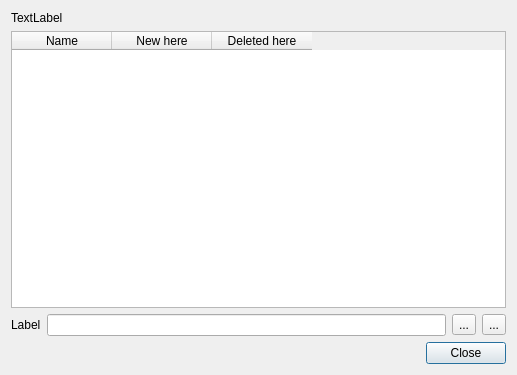
KoalaBR/spotlight, file managetags.ui: the form before one commit.
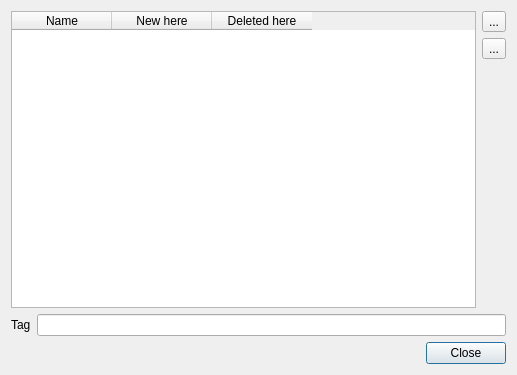
The form after the commit. Icons and pictures are not drawn.

The edit to the form file:
```diff
--- a/managetags.ui
+++ b/managetags.ui
@@ -13,18 +13,69 @@
   <property name="windowTitle">
    <string>Dialog</string>
   </property>
-  <layout class="QGridLayout" name="gridLayout">
+  <layout class="QGridLayout" name="gridLayout_2">
    <item row="0" column="0">
-    <layout class="QVBoxLayout" name="verticalLayout">
-     <item>
-      <widget class="QLabel" name="label">
-       <property name="text">
-        <string>TextLabel</string>
-       </property>
-      </widget>
-     </item>
-     <item>
+    <layout class="QGridLayout" name="gridLayout">
+     <item row="0" column="0" rowspan="2">
       <widget class="QTableWidget" name="tbwTags">
+       <property name="palette">
+        <palette>
+         <active>
+          <colorrole role="Highlight">
+           <brush brushstyle="SolidPattern">
+            <color alpha="255">
+             <red>0</red>
+             <green>120</green>
+             <blue>215</blue>
+            </color>
+           </brush>
+          </colorrole>
+         </active>
+         <inactive>
+          <colorrole role="Highlight">
+           <brush brushstyle="SolidPattern">
+            <color alpha="255">
+             <red>0</red>
+             <green>120</green>
+             <blue>215</blue>
+            </color>
+           </brush>
+          </colorrole>
+         </inactive>
+         <disabled>
+          <colorrole role="Highlight">
+           <brush brushstyle="SolidPattern">
+            <color alpha="255">
+             <red>0</red>
+             <green>120</green>
+             <blue>215</blue>
+            </color>
+           </brush>
+          </colorrole>
+         </disabled>
+        </palette>
+       </property>
+       <property name="editTriggers">
+        <set>QAbstractItemView::NoEditTriggers</set>
+       </property>
+       <property name="showDropIndicator" stdset="0">
+        <bool>false</bool>
+       </property>
+       <property name="alternatingRowColors">
+        <bool>true</bool>
+       </property>
+       <property name="selectionMode">
+        <enum>QAbstractItemView::SingleSelection</enum>
+       </property>
+       <property name="selectionBehavior">
+        <enum>QAbstractItemView::SelectRows</enum>
+       </property>
+       <attribute name="horizontalHeaderVisible">
+        <bool>true</bool>
+       </attribute>
+       <attribute name="verticalHeaderVisible">
+        <bool>false</bool>
+       </attribute>
        <column>
         <property name="text">
          <string>Name</string>
@@ -42,18 +93,8 @@
        </column>
       </widget>
      </item>
-     <item>
-      <layout class="QHBoxLayout" name="horizontalLayout">
-       <item>
-        <widget class="QLabel" name="label_2">
-         <property name="text">
-          <string>Label</string>
-         </property>
-        </widget>
-       </item>
-       <item>
-        <widget class="QLineEdit" name="lineEdit"/>
-       </item>
+     <item row="0" column="1">
+      <layout class="QVBoxLayout" name="verticalLayout">
        <item>
         <widget class="QToolButton" name="tbAdd">
          <property name="text">
@@ -78,9 +119,36 @@
        </item>
       </layout>
      </item>
+     <item row="1" column="1">
+      <spacer name="verticalSpacer">
+       <property name="orientation">
+        <enum>Qt::Vertical</enum>
+       </property>
+       <property name="sizeHint" stdset="0">
+        <size>
+         <width>20</width>
+         <height>40</height>
+        </size>
+       </property>
+      </spacer>
+     </item>
     </layout>
    </item>
    <item row="1" column="0">
+    <layout class="QHBoxLayout" name="horizontalLayout">
+     <item>
+      <widget class="QLabel" name="label_2">
+       <property name="text">
+        <string>Tag</string>
+       </property>
+      </widget>
+     </item>
+     <item>
+      <widget class="QLineEdit" name="leLabel"/>
+     </item>
+    </layout>
+   </item>
+   <item row="2" column="0">
     <layout class="QHBoxLayout" name="horizontalLayout_2">
      <item>
       <spacer name="horizontalSpacer">
```
